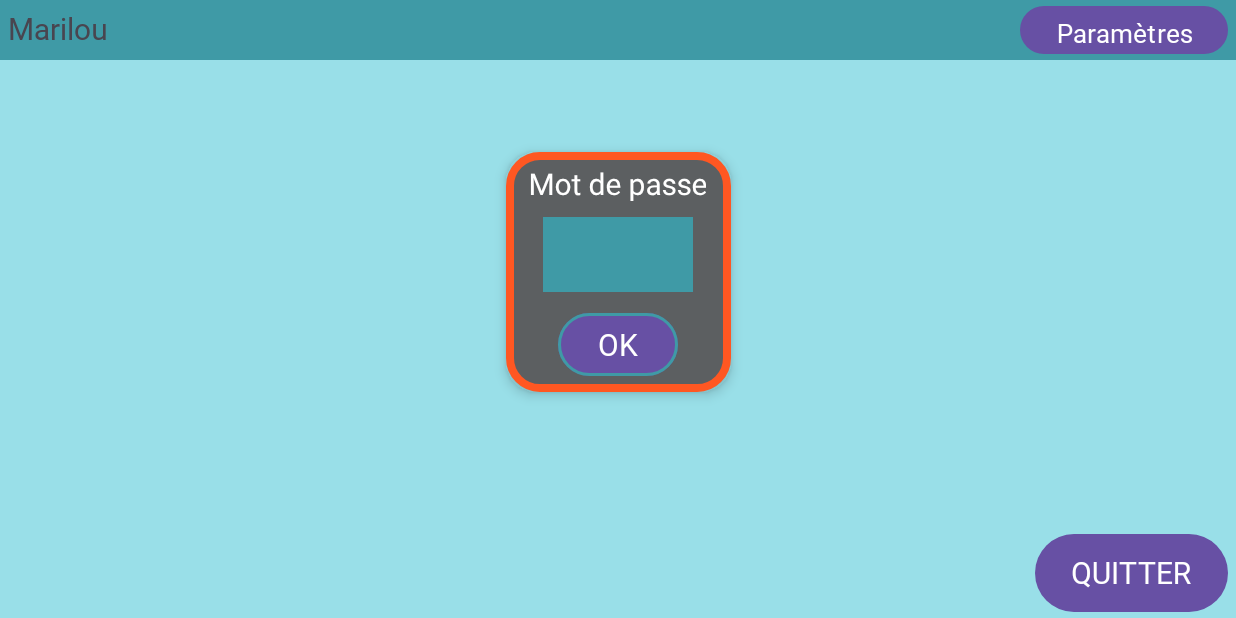
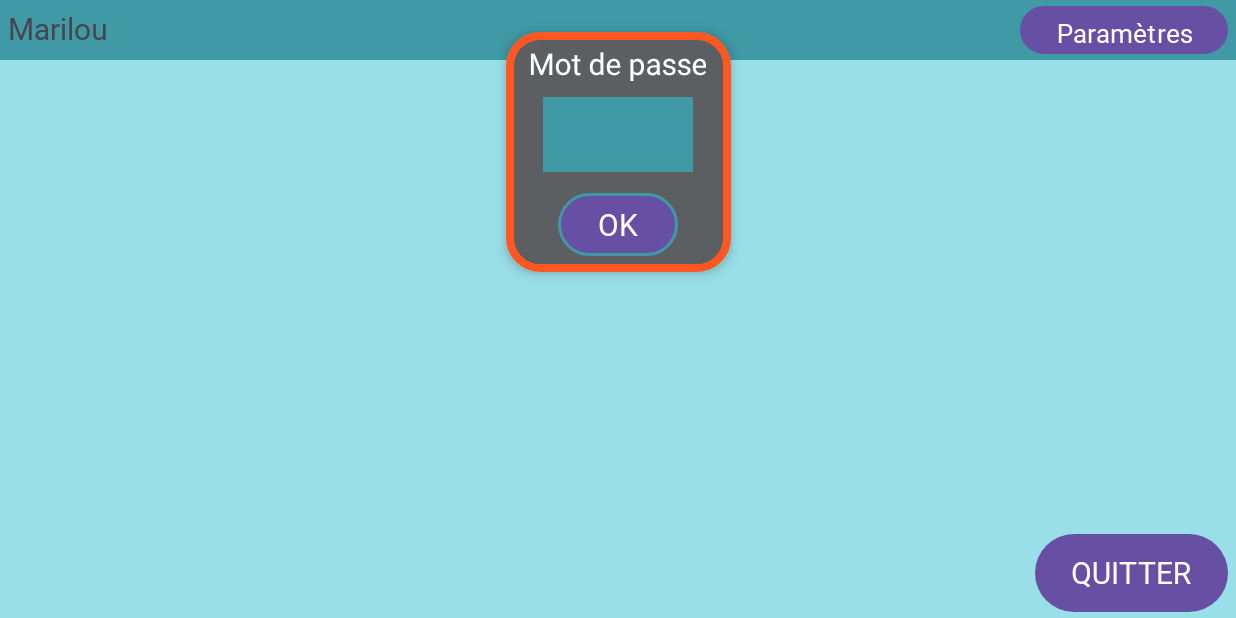
Before and after one commit to lepatou76/Marilou, an Android app: the screen it shows after launch (MainActivity), after a tap on "Paramètres", on a phone screen of 824 x 412 dp (held sideways). Run offline under Robolectric (Android 15) with nearby library versions, the phone set to English and light mode, and no system bars; our stand-ins replace Firebase (no records; nobody signed in at launch, a user with empty details on screens opened directly); pictures from the network do not load; 5 statements that could not run were skipped.

Commit message:
Modification compatibilite petit ecran 8,7" + barre navigation cachee

```diff
--- a/app/src/main/java/fr/lepatou76/marilou/MainActivity.kt
+++ b/app/src/main/java/fr/lepatou76/marilou/MainActivity.kt
@@ -4,6 +4,7 @@
 
 import android.os.Bundle
 import android.view.View
+import android.view.WindowManager
 import android.widget.Button
 import android.widget.EditText
 import android.widget.LinearLayout
@@ -25,6 +26,8 @@
 
     override fun onCreate(savedInstanceState: Bundle?) {
         super.onCreate(savedInstanceState)
+        window.decorView.systemUiVisibility = View.SYSTEM_UI_FLAG_HIDE_NAVIGATION;
+        window.setFlags(WindowManager.LayoutParams.FLAG_FULLSCREEN,WindowManager.LayoutParams.FLAG_FULLSCREEN);
         setContentView(R.layout.activity_main)
 
         // cacher le bouton valider
--- a/app/src/main/res/layout/activity_main.xml
+++ b/app/src/main/res/layout/activity_main.xml
@@ -47,7 +47,7 @@
         android:orientation="vertical"
         android:padding="10dp"
         android:elevation="5dp"
-        android:layout_marginBottom="90dp"
+        android:layout_marginBottom="250dp"
         app:layout_constraintBottom_toBottomOf="parent"
         app:layout_constraintEnd_toEndOf="parent"
         app:layout_constraintStart_toStartOf="parent"
@@ -71,6 +71,7 @@
             android:textColor="@color/white"
             android:textCursorDrawable="@color/white"
             android:textSize="30sp"
+            android:inputType="none"
             tools:ignore="Autofill,LabelFor,SpeakableTextPresentCheck,TextFields" />
 
         <Button
--- a/app/src/main/res/layout/fragment_home.xml
+++ b/app/src/main/res/layout/fragment_home.xml
@@ -22,7 +22,7 @@
         android:layout_width="wrap_content"
         android:layout_height="wrap_content"
         android:layout_marginStart="-65dp"
-        android:layout_marginBottom="20dp"
+        android:layout_marginBottom="45dp"
         android:orientation="horizontal"
         app:layoutManager="androidx.recyclerview.widget.LinearLayoutManager"
         app:layout_constraintBottom_toBottomOf="parent"
--- a/app/src/main/res/layout/fragment_parameters.xml
+++ b/app/src/main/res/layout/fragment_parameters.xml
@@ -12,7 +12,7 @@
         android:layout_width="wrap_content"
         android:layout_height="wrap_content"
         android:layout_gravity="center"
-        android:layout_marginTop="30dp"
+        android:layout_marginTop="10dp"
         app:layout_constraintEnd_toEndOf="parent"
         app:layout_constraintStart_toStartOf="parent"
         app:layout_constraintTop_toTopOf="parent">
@@ -44,7 +44,7 @@
         android:layout_width="wrap_content"
         android:layout_height="80dp"
         android:layout_gravity="center"
-        android:layout_marginTop="30dp"
+        android:layout_marginTop="10dp"
         app:layout_constraintEnd_toEndOf="parent"
         app:layout_constraintStart_toStartOf="parent"
         app:layout_constraintTop_toBottomOf="@+id/nb_button_layout">
--- a/app/src/main/res/layout/item_horizontal_button.xml
+++ b/app/src/main/res/layout/item_horizontal_button.xml
@@ -3,8 +3,8 @@
     xmlns:app="http://schemas.android.com/apk/res-auto"
     xmlns:tools="http://schemas.android.com/tools"
     android:orientation="vertical"
-    android:layout_width="250dp"
-    android:layout_height="250dp"
+    android:layout_width="240dp"
+    android:layout_height="240dp"
     android:layout_marginStart="65dp"
     app:cardCornerRadius="30dp"
     app:cardElevation="5dp">
--- a/app/src/main/res/values/themes.xml
+++ b/app/src/main/res/values/themes.xml
@@ -3,6 +3,8 @@
     <style name="Base.Theme.Marilou" parent="Theme.Material3.DayNight.NoActionBar">
         <!-- Customize your light theme here. -->
         <!-- <item name="colorPrimary">@color/my_light_primary</item> -->
+        <item name="windowActionBar">false</item>
+        <item name="android:windowFullscreen">true</item>
     </style>
 
     <style name="Theme.Marilou" parent="Base.Theme.Marilou" />
```
